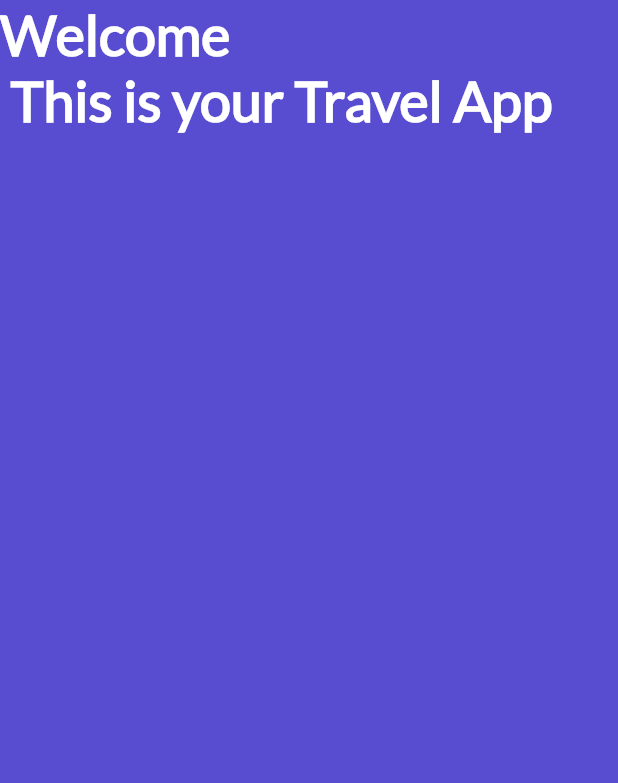
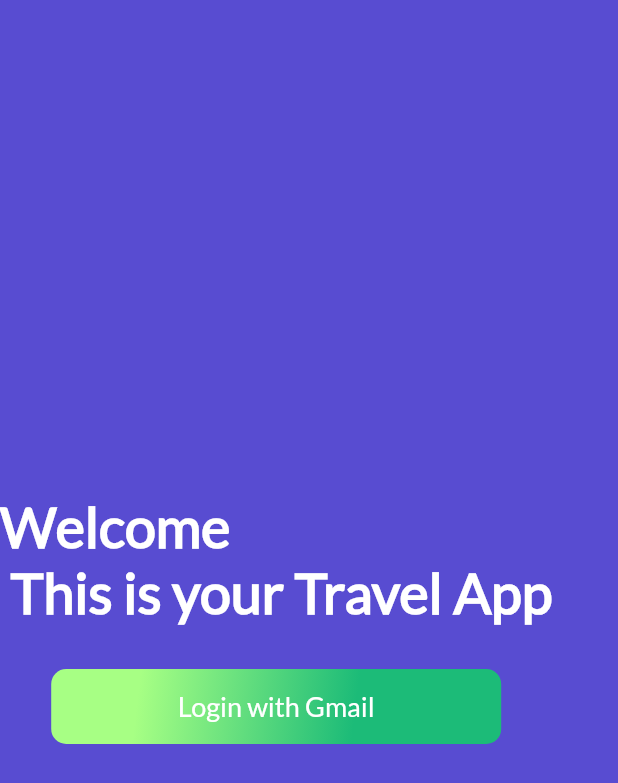
Before and after one commit to lucasnbarbero/platzi-curso-avanzado-flutter, a Flutter app: the screen it shows after launch, on a phone screen of 412 x 824 dp. Shown: the top 783 px of the screen. Run offline on Flutter 3.47's test engine with Material 2 defaults, Android fonts, the phone set to English and light mode, and no system bars; our stand-ins replace firebase_core; missing offline and left inert: dart:html, generic_bloc_provider; accounts and stored records are empty.

Commit message:
Implementacion del boton singingWithGoogle

```diff
--- a/lib/User/ui/screens/sign_in_screen.dart
+++ b/lib/User/ui/screens/sign_in_screen.dart
@@ -1,5 +1,6 @@
 import 'package:flutter/material.dart';
 import '../../../widgets/gradient_back.dart';
+import '../../../widgets/button_green.dart';
 
 class SignInScreen extends StatefulWidget {
   const SignInScreen({super.key});
@@ -20,15 +21,19 @@ class _SignInScreenState extends State<SignInScreen> {
         children: <Widget>[
           GradientBack('', null),
           Column(
-            children: const <Widget>[
-              Text(
+            mainAxisAlignment: MainAxisAlignment.center,
+            crossAxisAlignment: CrossAxisAlignment.center,
+            children: <Widget>[
+              const Text(
                 'Welcome \n This is your Travel App',
                 style: TextStyle(
                     fontFamily: "Lato",
                     fontSize: 37.0,
                     color: Colors.white,
                     fontWeight: FontWeight.bold),
-              )
+              ),
+              ButtonGreen(50.0, 300.0,
+                  text: 'Login with Gmail', onPressed: () {})
             ],
           ),
         ],
```
Also changed, not shown: lib/User/repository/FirebaseAuth.dart (added).
